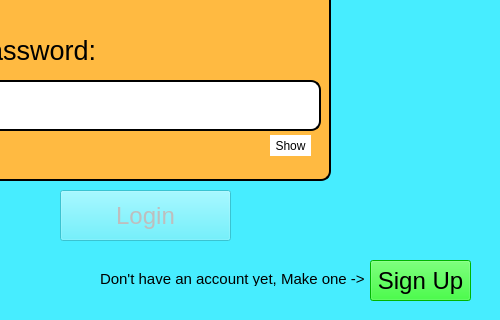
Above: Actual Project/welcome.ui from OmkarPh/BankingSystem before the change; both pictures show x 180 to 680 and y 280 to 600 of the 680 by 600 pixel window. Below: the same form after it.
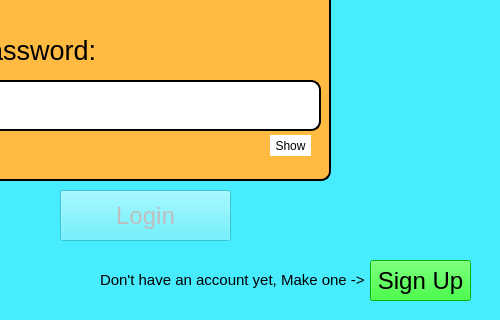
That is the form after the change.

The edit to the form file:
```diff
--- a/Actual Project/welcome.ui
+++ b/Actual Project/welcome.ui
@@ -80,7 +80,7 @@
       <x>280</x>
       <y>550</y>
       <width>281</width>
-      <height>16</height>
+      <height>21</height>
      </rect>
     </property>
     <property name="text">
```
Left out of the diff: 9 changed lines with no effect on the pictures.
